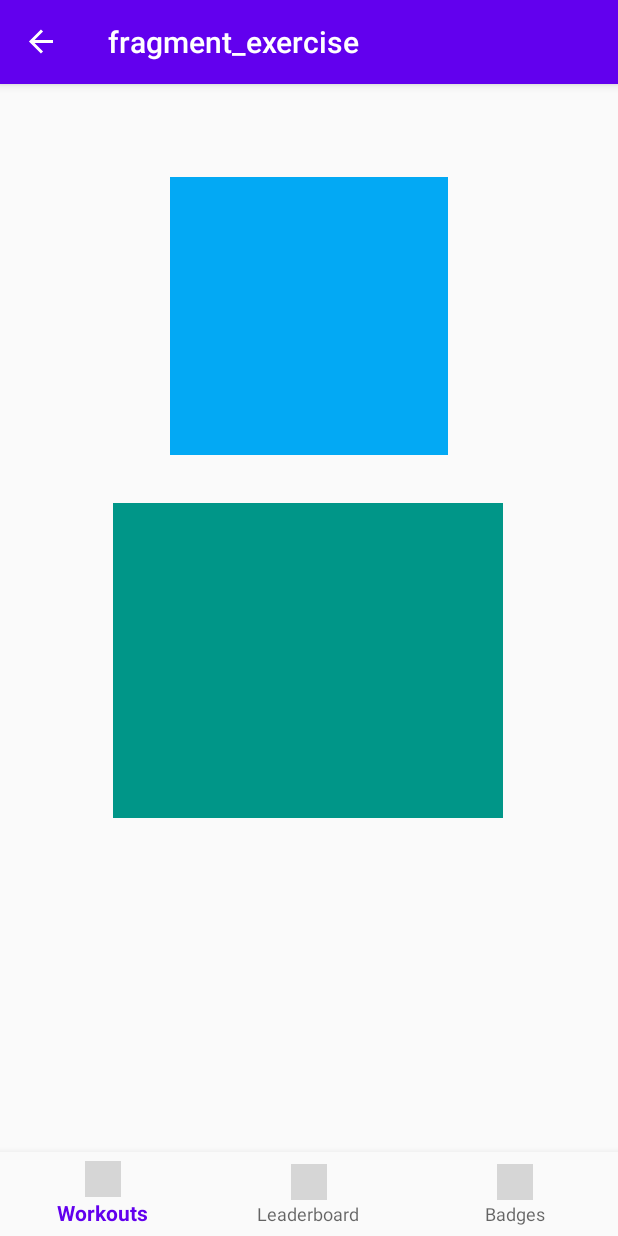
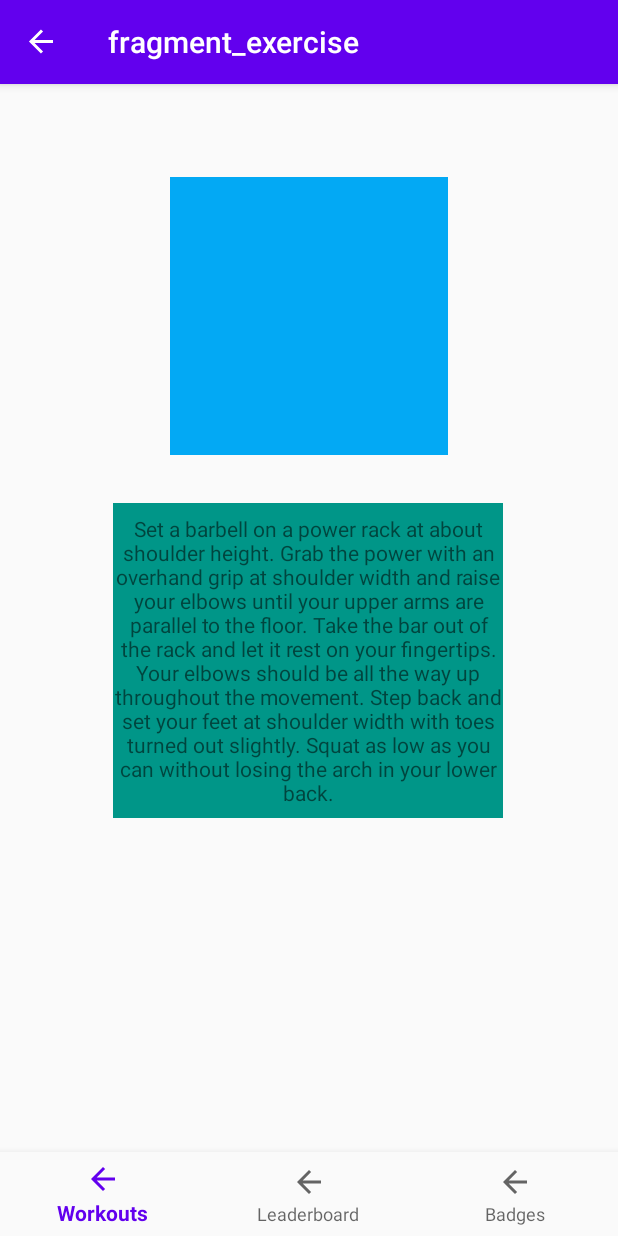
Before and after one commit to naporter/FitZique, an Android app: the LegsFragment screen opened through its navigation route, after a tap on "FRONT SQUATS", on a phone screen of 412 x 824 dp. Run offline under Robolectric (Android 15) with nearby library versions, the phone set to English and light mode, and no system bars; our stand-ins replace navigation-ui; grey boxes are pictures that could not be loaded.

Commit message:
Figure out how to change the set text for each fragment

```diff
--- a/app/src/main/java/com/example/workoutapp/MainActivity.java
+++ b/app/src/main/java/com/example/workoutapp/MainActivity.java
@@ -1,6 +1,7 @@
 package com.example.workoutapp;
 
 import android.os.Bundle;
+import android.widget.TextView;
 
 import com.google.android.material.bottomnavigation.BottomNavigationView;
 
@@ -25,6 +26,7 @@ public class MainActivity extends AppCompatActivity {
         NavController navController = Navigation.findNavController(this, R.id.nav_host_fragment);
         NavigationUI.setupActionBarWithNavController(this, navController, appBarConfiguration);
         NavigationUI.setupWithNavController(navView, navController);
+
     }
 
 }
--- a/app/src/main/java/com/example/workoutapp/ui/home/ExerciseFragment.java
+++ b/app/src/main/java/com/example/workoutapp/ui/home/ExerciseFragment.java
@@ -1,22 +1,21 @@
 package com.example.workoutapp.ui.home;
 
 import android.os.Bundle;
-
-import androidx.annotation.NonNull;
-import androidx.annotation.Nullable;
-import androidx.fragment.app.Fragment;
-import androidx.navigation.NavController;
-import androidx.navigation.Navigation;
-
 import android.view.LayoutInflater;
 import android.view.View;
 import android.view.ViewGroup;
+import android.widget.TextView;
+
+import androidx.fragment.app.Fragment;
 
 import com.example.workoutapp.R;
 
+import static com.example.workoutapp.ui.home.LegsFragment.button;
+
+import org.w3c.dom.Text;
+
 
 public class ExerciseFragment extends Fragment{
-
 
     public ExerciseFragment() {
         // Required empty public constructor
@@ -34,12 +33,29 @@ public class ExerciseFragment extends Fragment{
         super.onCreate(savedInstanceState);
     }
 
-
     @Override
     public View onCreateView(LayoutInflater inflater, ViewGroup container,
                              Bundle savedInstanceState) {
 
-        return inflater.inflate(R.layout.fragment_exercise, container, false);
+        LayoutInflater lf = getActivity().getLayoutInflater();
+        View view =  lf.inflate(R.layout.fragment_exercise, container, false); //pass the correct layout name for the fragment
+
+        TextView text = (TextView) view.findViewById(R.id.descriptionText);
+        switch (button){
+            case "frontSquatsBtn":
+                button = "frontSquatsBtn";
+                text.setText("Set a barbell on a power rack at about shoulder height. Grab the " +
+                        "power with an overhand grip at shoulder width and raise your elbows until " +
+                        "your upper arms are parallel to the floor. Take the bar out of the rack " +
+                        "and let it rest on your fingertips. Your elbows should be all the way up " +
+                        "throughout the movement. Step back and set your feet at shoulder width " +
+                        "with toes turned out slightly. Squat as low as you can without losing " +
+                        "the arch in your lower back.");
+                break;
+            default:
+                break;
+        }
+        return view;
     }
 
 }
--- a/app/src/main/java/com/example/workoutapp/ui/home/LegsFragment.java
+++ b/app/src/main/java/com/example/workoutapp/ui/home/LegsFragment.java
@@ -16,6 +16,8 @@ import com.example.workoutapp.R;
 
 
 public class LegsFragment extends Fragment implements View.OnClickListener{
+
+    public static String button = "null";
 
     NavController navController = null;
 
@@ -52,11 +54,12 @@ public class LegsFragment extends Fragment implements View.OnClickListener{
     @Override
     public void onClick(View v) {
         switch (v.getId()){
-            case R.id.frontSquatsBtn:
-                navController.navigate(R.id.action_legsFragment_to_exerciseFragment);
-                break;
-            default:
-                break;
+                case R.id.frontSquatsBtn:
+                    button = "frontSquatsBtn";
+                    navController.navigate(R.id.action_legsFragment_to_exerciseFragment);
+                    break;
+                default:
+                    break;
         }
     }
 }
--- a/app/src/main/res/menu/bottom_nav_menu.xml
+++ b/app/src/main/res/menu/bottom_nav_menu.xml
@@ -3,17 +3,17 @@
 
     <item
         android:id="@+id/navigation_home"
-        android:icon="@drawable/dumbbell"
+        android:icon="@drawable/abc_vector_test"
         android:title="Workouts" />
 
     <item
         android:id="@+id/navigation_dashboard"
-        android:icon="@drawable/graph"
+        android:icon="@drawable/abc_vector_test"
         android:title="Leaderboard" />
 
     <item
         android:id="@+id/navigation_notifications"
-        android:icon="@drawable/badge"
+        android:icon="@drawable/abc_vector_test"
         android:title="Badges" />
 
 </menu>
```
